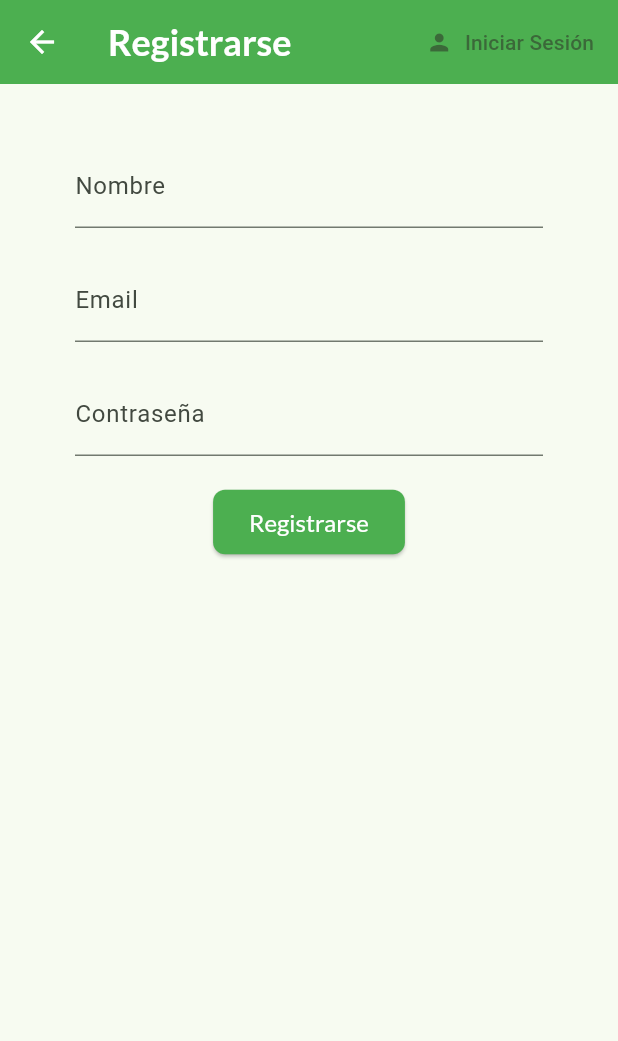
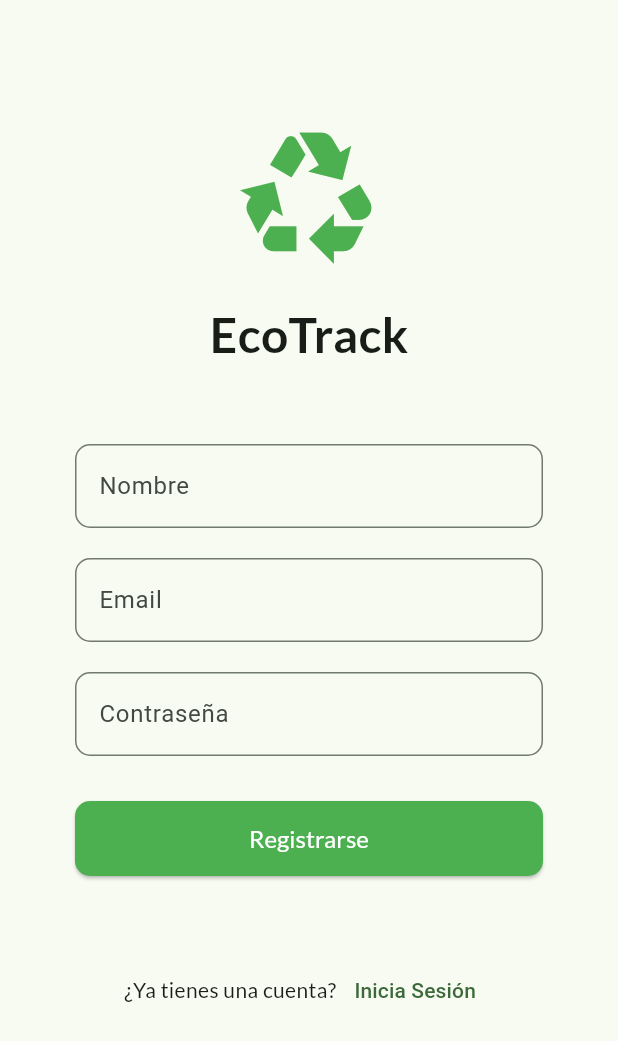
Before and after one commit to mascheyola/ecotrack, a Flutter app: the RegisterScreen screen opened directly with empty values, on a phone screen of 412 x 824 dp. Shown: the top 1041 px of the screen. Run offline on Flutter 3.47's test engine with Material 3 defaults, Android fonts, the phone set to English and light mode, and no system bars; our stand-ins replace cloud_firestore, firebase_auth, firebase_core, fl_chart, flutter_map, google_fonts and 2 more; accounts and stored records are empty.

Commit message:
feat: agregar nombre y logo de la app en pantalla de autenticación.

```diff
--- a/lib/screens/authenticate/register_screen.dart
+++ b/lib/screens/authenticate/register_screen.dart
@@ -1,5 +1,6 @@
 import 'package:flutter/material.dart';
 import 'package:ecotrack/services/auth_service.dart';
+import 'package:google_fonts/google_fonts.dart';
 
 class RegisterScreen extends StatefulWidget {
   final Function toggleView;
@@ -21,25 +22,42 @@ class _RegisterScreenState extends State<RegisterScreen> {
   @override
   Widget build(BuildContext context) {
     return Scaffold(
-      appBar: AppBar(
-        title: const Text('Registrarse'),
-        actions: <Widget>[
-          TextButton.icon(
-            icon: const Icon(Icons.person),
-            label: const Text('Iniciar Sesión'),
-            onPressed: () => widget.toggleView(),
+      body: SafeArea(
+        child: SingleChildScrollView(
+          child: Container(
+            padding: const EdgeInsets.symmetric(vertical: 20.0, horizontal: 50.0),
+            child: Column(
+              crossAxisAlignment: CrossAxisAlignment.center,
+              children: <Widget>[
+                const SizedBox(height: 60.0),
+                // App Icon
+                Icon(
+                  Icons.recycling,
+                  size: 100,
+                  color: Colors.green,
                 ),
-        ],
+                const SizedBox(height: 20.0),
+                // App Name
+                Text(
+                  'EcoTrack',
+                  style: GoogleFonts.lato(
+                    fontSize: 32,
+                    fontWeight: FontWeight.bold,
                   ),
-      body: Container(
-        padding: const EdgeInsets.symmetric(vertical: 20.0, horizontal: 50.0),
-        child: Form(
+                ),
+                const SizedBox(height: 50.0),
+                // Form
+                Form(
                   key: _formKey,
                   child: Column(
                     children: <Widget>[
-              const SizedBox(height: 20.0),
                       TextFormField(
-                decoration: const InputDecoration(labelText: 'Nombre'),
+                        decoration: InputDecoration(
+                          labelText: 'Nombre',
+                          border: OutlineInputBorder(
+                            borderRadius: BorderRadius.circular(10),
+                          ),
+                        ),
                         validator: (val) => val!.isEmpty ? 'Ingresa un nombre' : null,
                         onChanged: (val) {
                           setState(() => name = val);
@@ -47,7 +65,12 @@ class _RegisterScreenState extends State<RegisterScreen> {
                       ),
                       const SizedBox(height: 20.0),
                       TextFormField(
-                decoration: const InputDecoration(labelText: 'Email'),
+                        decoration: InputDecoration(
+                          labelText: 'Email',
+                          border: OutlineInputBorder(
+                            borderRadius: BorderRadius.circular(10),
+                          ),
+                        ),
                         validator: (val) => val!.isEmpty ? 'Ingresa un email' : null,
                         onChanged: (val) {
                           setState(() => email = val);
@@ -56,14 +79,25 @@ class _RegisterScreenState extends State<RegisterScreen> {
                       const SizedBox(height: 20.0),
                       TextFormField(
                         obscureText: true,
-                decoration: const InputDecoration(labelText: 'Contraseña'),
+                        decoration: InputDecoration(
+                          labelText: 'Contraseña',
+                          border: OutlineInputBorder(
+                            borderRadius: BorderRadius.circular(10),
+                          ),
+                        ),
                         validator: (val) => val!.length < 6 ? 'La contraseña debe tener al menos 6 caracteres' : null,
                         onChanged: (val) {
                           setState(() => password = val);
                         },
                       ),
-              const SizedBox(height: 20.0),
+                      const SizedBox(height: 30.0),
                       ElevatedButton(
+                        style: ElevatedButton.styleFrom(
+                          minimumSize: const Size(double.infinity, 50),
+                          shape: RoundedRectangleBorder(
+                            borderRadius: BorderRadius.circular(10),
+                          ),
+                        ),
                         child: const Text('Registrarse'),
                         onPressed: () async {
                           if (_formKey.currentState!.validate()) {
@@ -79,7 +113,22 @@ class _RegisterScreenState extends State<RegisterScreen> {
                         error,
                         style: const TextStyle(color: Colors.red, fontSize: 14.0),
                       ),
+                      const SizedBox(height: 20.0),
+                      Row(
+                        mainAxisAlignment: MainAxisAlignment.center,
+                        children: [
+                          const Text("¿Ya tienes una cuenta?"),
+                          TextButton(
+                            onPressed: () => widget.toggleView(),
+                            child: const Text("Inicia Sesión"),
+                          )
                         ],
+                      )
+                    ],
+                  ),
+                ),
+              ],
+            ),
           ),
         ),
       ),
```
Also changed, not shown: lib/screens/authenticate/login_screen.dart (+59 -15 lines), lib/screens/tips_screen.dart (+19 -1 lines), pubspec.yaml (+8 -68 lines), assets/icon/icon.png (added), pubspec.lock. Lines whose indentation alone changed are shown as unchanged.
